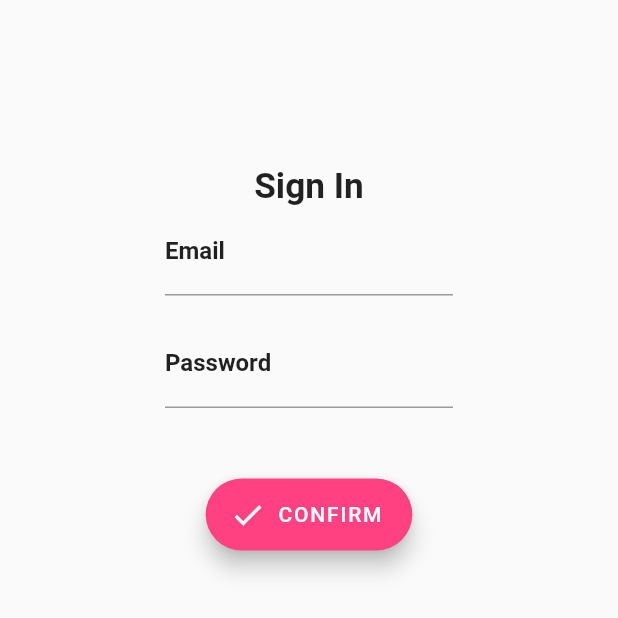
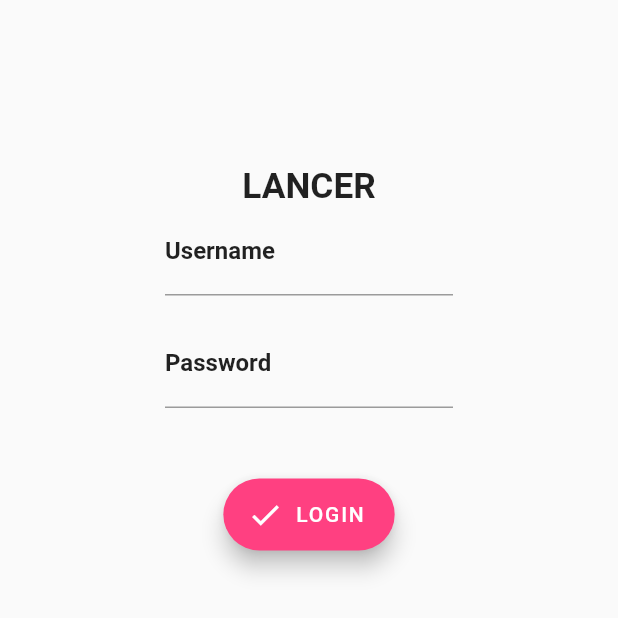
Before and after one commit to zeucapua/lancer, a Flutter app: the screen it shows after launch, on a phone screen of 412 x 824 dp, the top half of it. Run offline on Flutter 3.47's test engine with Material 2 defaults, Android fonts, the phone set to English and light mode, and no system bars.

Commit message:
See LancerAPI and LoginPage for fixing of API calling

```diff
--- /dev/null
+++ b/lib/LancerAPI.dart
@@ -0,0 +1,84 @@
+///--- JSON ---
+import 'dart:async'; import 'dart:convert';
+import 'package:http/http.dart' as http;
+import 'dart:io';
+
+///--- OBJECTS ---
+import 'models/UserModels.dart';
+
+//static methods used repeatedly in multiple pages
+class LancerAPI {
+
+  ///--- STATIC VARIABLES ---
+  static const String LANCER_API_URL = 'https://freelancer.alexparra.me/scripts/';
+  static const String LANCER_API_NEW_USER = 'newUser.php';
+  static const String LANCER_API_USER_LIST = 'getUsers.php';
+  static const String LANCER_API_FREELANCER = 'getFreelancer.php';
+  static const String LANCER_API_VERIFY_LOGIN = 'loginVerification.php';
+
+  // TODO: FIX METHODS TO /NOT/ RETURN NULL
+
+
+  // GET uID of User if it exists and is correct
+  static Future<dynamic> getUserId(String username, String password) async {
+
+    String url = LANCER_API_URL + LANCER_API_VERIFY_LOGIN;
+
+    var toPost = { 'Username': username, 'Password': password };
+
+    var response;
+
+    http.post(url, body: toPost).then((val) => response = val );
+
+    return response;
+  }
+
+  // GET a list of Users
+  static Future<List<User>> getUserList(int areFreelancers) async {
+
+    String url = LANCER_API_URL + LANCER_API_USER_LIST;
+
+    var headers = areFreelancers == 1 ?
+        { 'Accept': 'application/json', 'isFreelancer': 1 } :
+        { 'Accept': 'application/json' };
+
+    var response = await http.get(
+      Uri.encodeFull(url),
+      headers: headers
+    );
+
+    return json.decode(response.body);
+
+  }
+
+  // GET a User based on 'User ID'
+  static Future<User> getUser(String userId) async {
+
+    String url = LANCER_API_URL + LANCER_API_FREELANCER;
+
+    var response = await http.get(
+      Uri.parse(url),
+      headers: { 'Accept': 'application/json' }
+    );
+
+
+    return new User.fromJson(json.decode(response.body));
+  }
+
+  // POST a new User
+  static Future<String> postUser(User user) async {
+
+    String url = LANCER_API_URL + LANCER_API_NEW_USER;
+
+    var toPost = user.toJson();
+
+    var response = await http.post(
+      Uri.encodeFull(url),
+      body: toPost
+    );
+
+    return json.decode(response.body)['passed'];
+
+  }
+
+}
--- a/lib/main.dart
+++ b/lib/main.dart
@@ -1,6 +1,7 @@
 import 'package:flutter/material.dart';
+import 'pages/LoginPage.dart';
 
-void main() => runApp( LancerApp());
+void main() => runApp( LancerApp() );
 
 class LancerApp extends StatelessWidget {
   @override
@@ -11,80 +12,7 @@ class LancerApp extends StatelessWidget {
         primaryColor: Colors.white,
         accentColor: Colors.pinkAccent,
       ),
-      home:  LoginPage(),
+      home: LoginPage(),
     );
   }
 }
-
-class LoginPage extends StatefulWidget { @override _LoginPageState createState() =>  _LoginPageState(); }
-
-class _LoginPageState extends State<LoginPage> {
-
-  ///--- FOR TEXTFIELD INPUT RETRIEVAL ---
-  final emailController = TextEditingController();
-  final passController  = TextEditingController();
-
-  @override
-  Widget build(BuildContext context) {
-    return  Scaffold(
-      body:  Center(
-        child:  Container(
-          padding: EdgeInsets.all(70.0),
-          margin: EdgeInsets.all(40.0),
-          child:  Column(
-            children: <Widget>[
-               Text('Sign In', style: TextStyle(fontWeight: FontWeight.w700, fontSize: 23.5,),),
-
-
-               TextField(
-                controller: emailController,
-                decoration: InputDecoration(
-                  labelText: 'Email', labelStyle: TextStyle(fontWeight: FontWeight.w700, color: Colors.black87),
-//                  helperStyle: TextStyle(fontWeight: FontWeight.w400, color: Colors.black54),
-//                  contentPadding: EdgeInsets.fromLTRB(0.0, 10.0, 0.0, 50.0),
-                ),
-              ),
-
-               Divider(color: Color.fromRGBO(0, 0, 0, 0.0),),
-
-               TextField(
-                controller: passController,
-                obscureText: true,
-                decoration: InputDecoration(
-                  labelText: 'Password', labelStyle: TextStyle(fontWeight: FontWeight.w700, color: Colors.black87),
-//                  helperStyle: TextStyle(fontWeight: FontWeight.w400, color: Colors.black54),
-//                  contentPadding: EdgeInsets.fromLTRB(0.0, 10.0, 0.0, 50.0),
-                ),
-              ),
-
-               Text('', style: TextStyle(fontSize: 40.0),),
-
-               FloatingActionButton.extended(
-                onPressed: _confirmDialog,
-                label:  Text('CONFIRM'),
-                icon: Icon(Icons.done),
-              ),
-            ],
-          ),
-        ),
-      ),
-    );
-  }
-
-  // temp method
-  void _confirmDialog() {
-    String emailInput = emailController.text; String passInput = passController.text;
-
-    // TODO: RUN THROUGH USERS VIA JSON AND USE WHILE LOOP TO VALIDATE
-
-    // temp testing
-    if (emailInput == 'joe@example.com' && passInput == 'joe123') {
-      var dialog = AlertDialog(content: Text(emailInput + ", " + passInput),);
-      showDialog(context: context, child: dialog);
-    } else {
-      var dialog = AlertDialog(content: Text('BONE?!?!?!'),);
-      showDialog(context: context, child: dialog);
-    }
-  }
-
-}
--- a/lib/models/UserModels.dart
+++ b/lib/models/UserModels.dart
@@ -18,8 +18,8 @@ class User {
   User.fromJson(Map<String, dynamic> json)
       : username = json['username'],
         password = json['password'],
-        email    = json['email'],
-        projects = json['projects'];
+        email    = json['email'];
+        //projects = json['projects'];
 
   // create JSON body for future POST
   Map<String, dynamic> toJson() =>
@@ -27,7 +27,8 @@ class User {
         'username': username,
         'password': password,
         'email'   : email,
-        'projects': projects
+        'isFreelancer': this is Freelancer ? 1 : 0
+        //'projects': projects
       };
 }
 
@@ -45,16 +46,18 @@ class Client extends User {
   // construct from JSON response
   Client.fromJson(Map<String, dynamic> json)
       : organization = json['organization'],
-        super(json['username'], json['password'], json['email'], json['projects']);
+        super.fromJson({'username': json['username'],'password': json['password'],'email': json['email'],
+      //'projects': json['projects']
+      });
 
   // create JSON body for future POST
   Map<String, dynamic> toJson() =>
       {
         'username': username,
         'password': password,
-        'organization' : organization,
+//        'organization' : organization,
         'email'   : email,
-        'projects': projects
+        //'projects': projects
       };
 }
 
@@ -75,7 +78,9 @@ class Freelancer extends User {
       : job = json['job'],
         about = json['about'],
         services = json['services'],
-        super(json['username'], json['password'], json['email'], json['projects']);
+        super.fromJson({'username': json['username'], 'password': json['password'], 'email': json['email'],
+        //'projects': json['projects'], 'services': json['services'],
+      });
 
   // create JSON body for future POST
   Map<String, dynamic> toJson() =>
@@ -83,9 +88,9 @@ class Freelancer extends User {
         'username': username,
         'password': password,
         'email'   : email,
-        'job'     : job,
-        'about'   : about,
-        'projects': projects,
-        'services': services
+//        'job'     : job,
+//        'about'   : about,
+//        'projects': projects,
+//        'services': services
       };
 }
--- /dev/null
+++ b/lib/pages/LoginPage.dart
@@ -0,0 +1,83 @@
+import 'package:flutter/material.dart';
+import 'package:lancer/LancerAPI.dart';
+import 'package:lancer/models/UserModels.dart';
+
+import 'HomePage.dart';
+
+class LoginPage extends StatefulWidget { @override _LoginPageState createState() =>  _LoginPageState(); }
+
+class _LoginPageState extends State<LoginPage> {
+
+  ///--- FOR TEXTFIELD INPUT RETRIEVAL ---
+  final usernameController = TextEditingController();
+  final passwordController  = TextEditingController();
+
+  @override
+  Widget build(BuildContext context) {
+    return  Scaffold(
+      body:  Center(
+        child:  Container(
+          padding: EdgeInsets.all(70.0),
+          margin: EdgeInsets.all(40.0),
+          child:  Column(
+            children: <Widget>[
+              Text('LANCER', style: TextStyle(fontWeight: FontWeight.w700, fontSize: 23.5,),),
+
+
+              TextField(
+                controller: usernameController,
+                decoration: InputDecoration(
+                  labelText: 'Username', labelStyle: TextStyle(fontWeight: FontWeight.w700, color: Colors.black87),
+                ),
+              ),
+
+              Divider(color: Color.fromRGBO(0, 0, 0, 0.0),),
+
+              TextField(
+                controller: passwordController,
+                obscureText: true,
+                decoration: InputDecoration(
+                  labelText: 'Password', labelStyle: TextStyle(fontWeight: FontWeight.w700, color: Colors.black87),
+                ),
+              ),
+
+              Text('', style: TextStyle(fontSize: 40.0),),
+
+              FloatingActionButton.extended(
+                onPressed: () => login(usernameController.text, passwordController.text),
+                label:  Text('LOGIN'),
+                icon: Icon(Icons.done),
+
+
+              ),
+            ],
+          ),
+        ),
+      ),
+    );
+  }
+
+  // temp method
+  void login(String username, String password) {
+
+    var response;
+    LancerAPI.getUserId(username, password).then((val) => response = val);
+
+    print(response);
+
+//    if (response == 'Login Failed') {
+//      final snackBar = SnackBar(content: Text(response));
+//      Scaffold.of(context).showSnackBar(snackBar);
+//    }
+//    else {
+//      User currentUser; LancerAPI.getUser(response).then((val) => currentUser = val);
+//
+//      Navigator.push(
+//        context,
+//        MaterialPageRoute(builder: (context) => HomePage(currentUser))
+//      );
+//    }
+
+  }
+
+}
```
Also changed, not shown: lib/Utility.dart (deleted, +0 -22 lines), lib/pages/HomePage.dart (added, +38 -0 lines).
